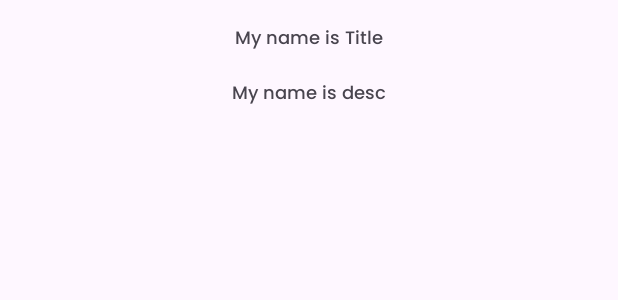
After one commit to pserdax/peanut, an Android app: the layout note_item.xml on its own in the app's theme, with its tools: preview values and no code run, on a phone screen of 412 x 824 dp. The commit adds this screen. Shown: the top 300 px of the screen. Run offline under Robolectric (Android 15) with nearby library versions, the phone set to English and light mode, and no system bars.

Commit message:
Implementation of note creation and recycler view to list created notes in main fragment

```diff
--- /dev/null
+++ b/app/src/main/java/com/lyvetech/peanut/utils/OnboardingUtils.kt
@@ -0,0 +1,6 @@
+package com.lyvetech.peanut.utils
+
+interface OnboardingUtils {
+    fun showProgressBar()
+    fun hideProgressBar()
+}
--- a/app/src/main/res/layout/activity_main.xml
+++ b/app/src/main/res/layout/activity_main.xml
@@ -31,6 +31,7 @@
     <ProgressBar
         android:id="@+id/pb"
         style="?android:attr/progressBarStyleLarge"
+        android:progressBackgroundTint="@color/black"
         android:layout_width="wrap_content"
         android:layout_height="wrap_content"
         android:layout_gravity="center"
--- a/app/src/main/res/layout/bottom_sheet.xml
+++ b/app/src/main/res/layout/bottom_sheet.xml
@@ -102,6 +102,7 @@
         app:layout_constraintTop_toBottomOf="@+id/til_note_desc" />
 
     <com.google.android.material.button.MaterialButton
+        android:id="@+id/btn_create_note"
         style="@style/Buttons.MainAndDisabled"
         android:layout_width="match_parent"
         android:layout_height="wrap_content"
--- /dev/null
+++ b/app/src/main/res/layout/note_item.xml
@@ -0,0 +1,30 @@
+<?xml version="1.0" encoding="utf-8"?>
+<androidx.constraintlayout.widget.ConstraintLayout xmlns:android="http://schemas.android.com/apk/res/android"
+    xmlns:app="http://schemas.android.com/apk/res-auto"
+    android:layout_width="match_parent"
+    android:layout_height="match_parent"
+    xmlns:tools="http://schemas.android.com/tools">
+
+    <com.google.android.material.textview.MaterialTextView
+        android:id="@+id/tv_title"
+        android:layout_width="wrap_content"
+        android:layout_height="wrap_content"
+        android:layout_marginTop="16dp"
+        app:layout_constraintTop_toTopOf="parent"
+        app:layout_constraintEnd_toEndOf="parent"
+        app:layout_constraintStart_toStartOf="parent"
+        tools:text="My name is Title"/>
+
+    <com.google.android.material.textview.MaterialTextView
+        android:id="@+id/tv_desc"
+        android:layout_width="wrap_content"
+        android:layout_height="wrap_content"
+        android:layout_marginTop="16dp"
+        app:layout_constraintEnd_toEndOf="parent"
+        app:layout_constraintHorizontal_bias="0.5"
+        app:layout_constraintStart_toStartOf="parent"
+        app:layout_constraintTop_toBottomOf="@+id/tv_title"
+        tools:text="My name is desc"/>
+
+
+</androidx.constraintlayout.widget.ConstraintLayout>
```
Also changed, not shown: app/src/main/java/com/lyvetech/peanut/adapters/NoteAdapter.kt (added, +53 -0 lines), app/src/main/java/com/lyvetech/peanut/ui/MainActivity.kt (+13 -1 lines), app/src/main/java/com/lyvetech/peanut/ui/fragments/MainFragment.kt (+68 -2 lines), app/src/main/res/layout/fragment_main.xml (+9 -0 lines).
